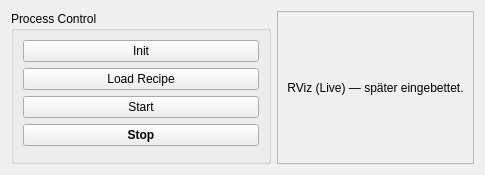
Before: the Qt Designer form Spraycoater/resource/ui/tabs/service/service_tab.ui in mikv75-lab/ROS-Project, drawn with Qt 5.
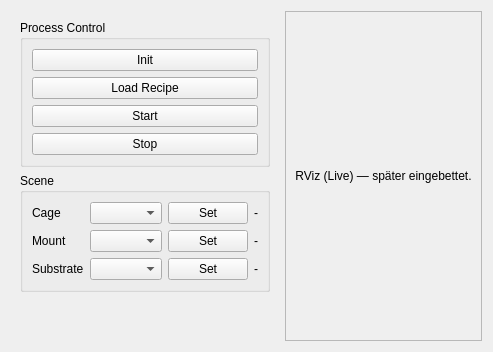
After: the same form once the commit is applied.

```diff
--- a/Spraycoater/resource/ui/tabs/service/service_tab.ui
+++ b/Spraycoater/resource/ui/tabs/service/service_tab.ui
@@ -9,62 +9,63 @@
   <layout class="QHBoxLayout" name="rootLayout">
    <!-- Linke Spalte: Buttons (identisch zu ProcessTab) -->
    <item>
-    <widget class="QGroupBox" name="grpProcess">
-     <property name="title"><string>Process Control</string></property>
-     <property name="minimumSize">
-      <size><width>260</width><height>0</height></size>
-     </property>
-     <property name="maximumSize">
-      <size><width>320</width><height>16777215</height></size>
-     </property>
-     <layout class="QVBoxLayout" name="processButtonsLayout">
+    <widget class="QWidget" name="leftColumn">
+     <layout class="QVBoxLayout" name="leftLayout">
+
+      <!-- ===== Process Control (wie gehabt) ===== -->
       <item>
-       <widget class="QPushButton" name="btnInit">
-        <property name="text"><string>Init</string></property>
-        <property name="minimumWidth"><number>100</number></property>
+       <widget class="QGroupBox" name="grpProcess">
+        <property name="title"><string>Process Control</string></property>
+        <layout class="QVBoxLayout" name="processButtonsLayout">
+         <item><widget class="QPushButton" name="btnInit"><property name="text"><string>Init</string></property></widget></item>
+         <item><widget class="QPushButton" name="btnLoadRecipe"><property name="text"><string>Load Recipe</string></property></widget></item>
+         <item><widget class="QPushButton" name="btnStart"><property name="text"><string>Start</string></property></widget></item>
+         <item><widget class="QPushButton" name="btnStop"><property name="text"><string>Stop</string></property></widget></item>
+        </layout>
        </widget>
       </item>
+
+      <!-- ===== Scene (NEU) ===== -->
       <item>
-       <widget class="QPushButton" name="btnLoadRecipe">
-        <property name="text"><string>Load Recipe</string></property>
-        <property name="minimumWidth"><number>120</number></property>
+       <widget class="QGroupBox" name="grpScene">
+        <property name="title"><string>Scene</string></property>
+        <layout class="QGridLayout" name="sceneLayout">
+
+         <!-- Cage -->
+         <item row="0" column="0"><widget class="QLabel" name="lblCage"><property name="text"><string>Cage</string></property></widget></item>
+         <item row="0" column="1"><widget class="QComboBox" name="cmbCage"/></item>
+         <item row="0" column="2"><widget class="QPushButton" name="btnSetCage"><property name="text"><string>Set</string></property></widget></item>
+         <item row="0" column="3"><widget class="QLabel" name="lblCageCurrent"><property name="text"><string>-</string></property></widget></item>
+
+         <!-- Mount -->
+         <item row="1" column="0"><widget class="QLabel" name="lblMount"><property name="text"><string>Mount</string></property></widget></item>
+         <item row="1" column="1"><widget class="QComboBox" name="cmbMount"/></item>
+         <item row="1" column="2"><widget class="QPushButton" name="btnSetMount"><property name="text"><string>Set</string></property></widget></item>
+         <item row="1" column="3"><widget class="QLabel" name="lblMountCurrent"><property name="text"><string>-</string></property></widget></item>
+
+         <!-- Substrate -->
+         <item row="2" column="0"><widget class="QLabel" name="lblSubstrate"><property name="text"><string>Substrate</string></property></widget></item>
+         <item row="2" column="1"><widget class="QComboBox" name="cmbSubstrate"/></item>
+         <item row="2" column="2"><widget class="QPushButton" name="btnSetSubstrate"><property name="text"><string>Set</string></property></widget></item>
+         <item row="2" column="3"><widget class="QLabel" name="lblSubstrateCurrent"><property name="text"><string>-</string></property></widget></item>
+
+        </layout>
        </widget>
       </item>
-      <item>
-       <widget class="QPushButton" name="btnStart">
-        <property name="text"><string>Start</string></property>
-        <property name="minimumWidth"><number>100</number></property>
-       </widget>
-      </item>
-      <item>
-       <widget class="QPushButton" name="btnStop">
-        <property name="text"><string>Stop</string></property>
-        <property name="minimumWidth"><number>100</number></property>
-        <property name="styleSheet">
-         <string notr="true">font-weight:600;</string>
-        </property>
-       </widget>
-      </item>
 
+      <!-- Spacer -->
       <item>
-       <!-- spacer ersetzt durch QWidget mit VS-Expanding -->
-       <widget class="QWidget" name="leftSpacer">
-        <property name="sizePolicy">
-         <sizepolicy hsizetype="Minimum" vsizetype="Expanding">
-          <horstretch>0</horstretch>
-          <verstretch>1</verstretch>
-         </sizepolicy>
-        </property>
-        <property name="minimumSize">
-         <size><width>0</width><height>0</height></size>
-        </property>
-       </widget>
+       <spacer name="leftSpacer">
+        <property name="orientation"><enum>Qt::Vertical</enum></property>
+        <property name="sizeHint" stdset="0"><size><width>20</width><height>40</height></size></property>
+       </spacer>
       </item>
+
      </layout>
     </widget>
    </item>
 
-   <!-- Rechte Seite: RViz-Placeholder (gleich wie im ProcessTab) -->
+   <!-- Rechte Seite: RViz-Placeholder -->
    <item>
     <!-- WICHTIG: objectName = rvizContainer (vom Code verwendet) -->
     <widget class="QFrame" name="rvizContainer">
```
Left out of the diff: 19 changed lines with no effect on the pictures.
